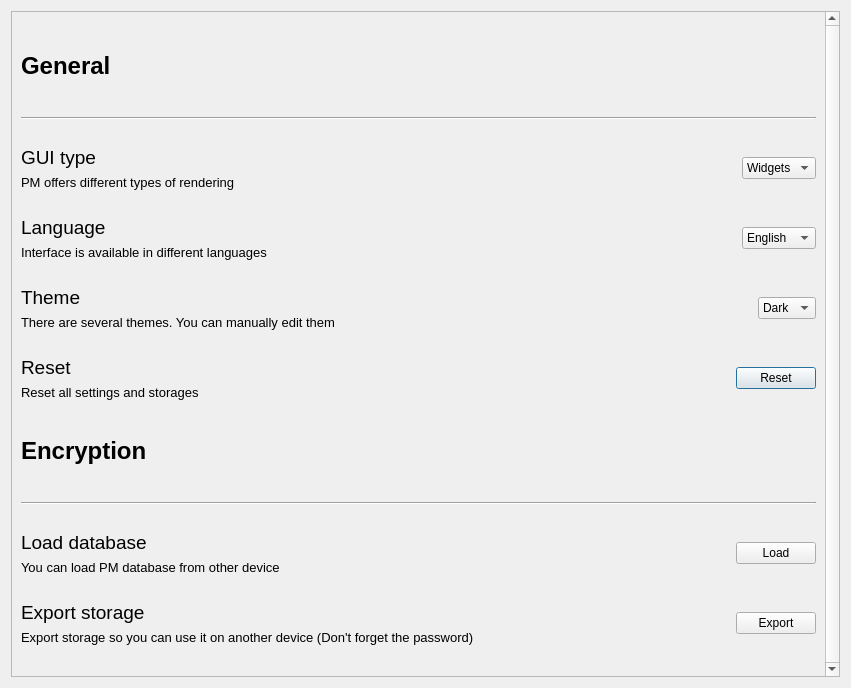
Above: dialogs/settingsdialog.ui from commmrade/PasswordManager before the change. Below: the same form after it.
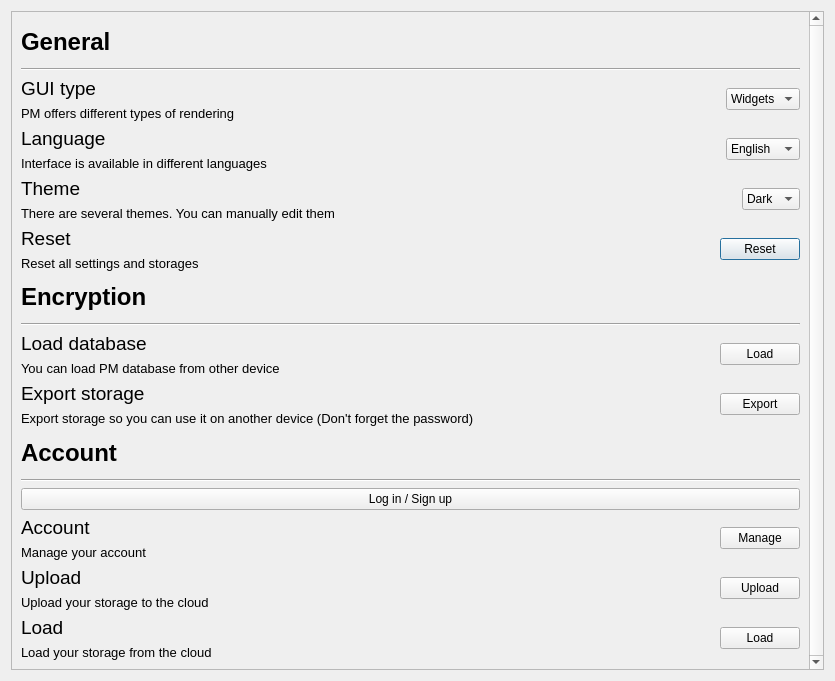
That is the form after the change.

Commit message: Added reg and auth, token refresh

What changed in the file:
```diff
--- a/dialogs/settingsdialog.ui
+++ b/dialogs/settingsdialog.ui
@@ -6,8 +6,8 @@
    <rect>
     <x>0</x>
     <y>0</y>
-    <width>851</width>
-    <height>688</height>
+    <width>835</width>
+    <height>681</height>
    </rect>
   </property>
   <property name="windowTitle">
@@ -45,11 +45,11 @@
        <rect>
         <x>0</x>
         <y>0</y>
-        <width>817</width>
-        <height>668</height>
+        <width>801</width>
+        <height>664</height>
        </rect>
       </property>
-      <layout class="QVBoxLayout" name="verticalLayout_7">
+      <layout class="QVBoxLayout" name="verticalLayout_10">
        <item>
         <widget class="QLabel" name="label">
          <property name="sizePolicy">
@@ -450,6 +450,210 @@
          </item>
         </layout>
        </item>
+       <item>
+        <widget class="QLabel" name="label_3">
+         <property name="sizePolicy">
+          <sizepolicy hsizetype="Preferred" vsizetype="Expanding">
+           <horstretch>0</horstretch>
+           <verstretch>0</verstretch>
+          </sizepolicy>
+         </property>
+         <property name="maximumSize">
+          <size>
+           <width>16777215</width>
+           <height>50</height>
+          </size>
+         </property>
+         <property name="font">
+          <font>
+           <pointsize>18</pointsize>
+           <bold>true</bold>
+          </font>
+         </property>
+         <property name="text">
+          <string>Account</string>
+         </property>
+        </widget>
+       </item>
+       <item>
+        <widget class="Line" name="generalLine_2">
+         <property name="orientation">
+          <enum>Qt::Orientation::Horizontal</enum>
+         </property>
+        </widget>
+       </item>
+       <item>
+        <widget class="QPushButton" name="authButton">
+         <property name="text">
+          <string>Log in / Sign up</string>
+         </property>
+        </widget>
+       </item>
+       <item>
+        <layout class="QHBoxLayout" name="languageLayout_5">
+         <item>
+          <layout class="QVBoxLayout" name="verticalLayout_7">
+           <item>
+            <widget class="QLabel" name="accountTitle">
+             <property name="enabled">
+              <bool>true</bool>
+             </property>
+             <property name="font">
+              <font>
+               <pointsize>14</pointsize>
+              </font>
+             </property>
+             <property name="text">
+              <string>Account</string>
+             </property>
+            </widget>
+           </item>
+           <item>
+            <widget class="QLabel" name="accountDescription">
+             <property name="enabled">
+              <bool>true</bool>
+             </property>
+             <property name="font">
+              <font>
+               <pointsize>10</pointsize>
+              </font>
+             </property>
+             <property name="text">
+              <string>Manage your account</string>
+             </property>
+            </widget>
+           </item>
+          </layout>
+         </item>
+         <item>
+          <spacer name="horizontalSpacer_7">
+           <property name="orientation">
+            <enum>Qt::Orientation::Horizontal</enum>
+           </property>
+           <property name="sizeHint" stdset="0">
+            <size>
+             <width>40</width>
+             <height>20</height>
+            </size>
+           </property>
+          </spacer>
+         </item>
+         <item>
+          <widget class="QPushButton" name="manageButton">
+           <property name="enabled">
+            <bool>true</bool>
+           </property>
+           <property name="text">
+            <string>Manage</string>
+           </property>
+          </widget>
+         </item>
+        </layout>
+       </item>
+       <item>
+        <layout class="QHBoxLayout" name="languageLayout_6">
+         <item>
+          <layout class="QVBoxLayout" name="verticalLayout_8">
+           <item>
+            <widget class="QLabel" name="uploadTitle">
+             <property name="font">
+              <font>
+               <pointsize>14</pointsize>
+              </font>
+             </property>
+             <property name="text">
+              <string>Upload</string>
+             </property>
+            </widget>
+           </item>
+           <item>
+            <widget class="QLabel" name="uploadDescription">
+             <property name="font">
+              <font>
+               <pointsize>10</pointsize>
+              </font>
+             </property>
+             <property name="text">
+              <string>Upload your storage to the cloud</string>
+             </property>
+            </widget>
+           </item>
+          </layout>
+         </item>
+         <item>
+          <spacer name="horizontalSpacer_8">
+           <property name="orientation">
+            <enum>Qt::Orientation::Horizontal</enum>
+           </property>
+           <property name="sizeHint" stdset="0">
+            <size>
+             <width>40</width>
+             <height>20</height>
+            </size>
+           </property>
+          </spacer>
+         </item>
+         <item>
+          <widget class="QPushButton" name="uploadButton">
+           <property name="text">
+            <string>Upload</string>
+           </property>
+          </widget>
+         </item>
+        </layout>
+       </item>
+       <item>
+        <layout class="QHBoxLayout" name="languageLayout_7">
+         <item>
+          <layout class="QVBoxLayout" name="verticalLayout_9">
+           <item>
+            <widget class="QLabel" name="loadStorageTitle">
+             <property name="font">
+              <font>
+               <pointsize>14</pointsize>
+              </font>
+             </property>
+             <property name="text">
+              <string>Load</string>
+             </property>
+            </widget>
+           </item>
+           <item>
+            <widget class="QLabel" name="loadStorageDescription">
+             <property name="font">
+              <font>
+               <pointsize>10</pointsize>
+              </font>
+             </property>
+             <property name="text">
+              <string>Load your storage from the cloud</string>
+             </property>
+            </widget>
+           </item>
+          </layout>
+         </item>
+         <item>
+          <spacer name="horizontalSpacer_9">
+           <property name="orientation">
+            <enum>Qt::Orientation::Horizontal</enum>
+           </property>
+           <property name="sizeHint" stdset="0">
+            <size>
+             <width>40</width>
+             <height>20</height>
+            </size>
+           </property>
+          </spacer>
+         </item>
+         <item>
+          <widget class="QPushButton" name="loadStorageButton">
+           <property name="text">
+            <string>Load</string>
+           </property>
+          </widget>
+         </item>
+        </layout>
+       </item>
       </layout>
      </widget>
     </widget>
```
The commit also changes 10 other files.
